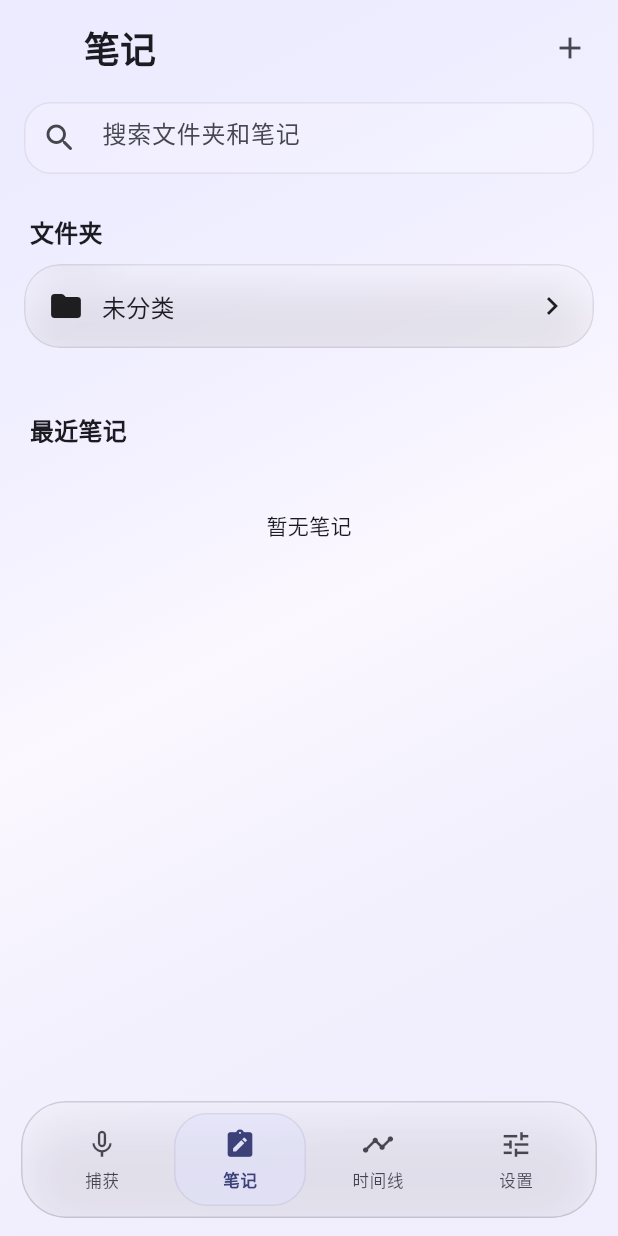
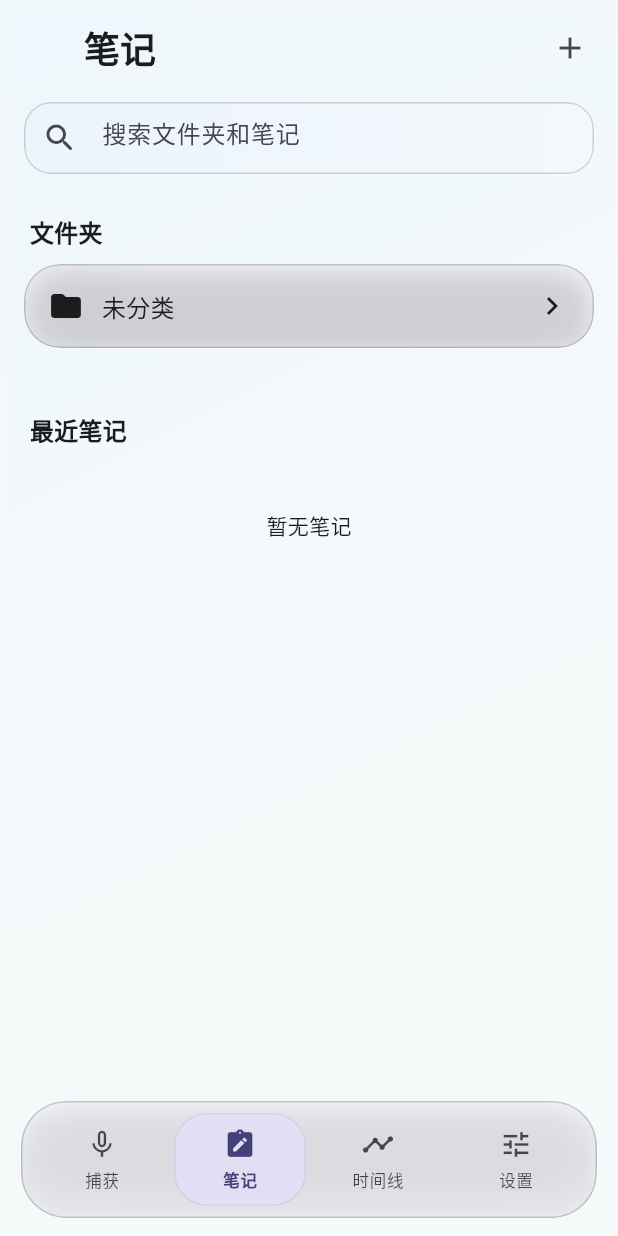
Before and after one commit to rimYtio/GlassNote, a Flutter app: the screen it shows after launch, item 2 of the bottom bar chosen, on a phone screen of 412 x 824 dp. Run offline on Flutter 3.47's test engine with Material 3 defaults, Android fonts, the phone set to English and light mode, and no system bars; our stand-ins replace audioplayers, drift, flutter_colorpicker, flutter_riverpod, flutter_secure_storage, go_router; missing offline and left inert: record; accounts and stored records are empty; generated files the repository leaves out were written again.

Commit message:
V7.5
对UI进行稍微的重构，依然视觉效果较差

```diff
--- a/lib/app/theme/app_theme.dart
+++ b/lib/app/theme/app_theme.dart
@@ -8,17 +8,20 @@ class AppTheme {
   static ThemeData light() {
     return ThemeData(
       colorScheme: ColorScheme.fromSeed(
-        seedColor: const Color(0xFF5B6CFF),
+        seedColor: const Color(0xFF7C6FF7),
         brightness: Brightness.light,
+      ).copyWith(
+        surfaceContainerLowest: const Color(0xFFF8F6FF),
       ),
       useMaterial3: true,
+      scaffoldBackgroundColor: const Color(0xFFF4FAFA),
     );
   }
 
   static ThemeData dark() {
     return ThemeData(
       colorScheme: ColorScheme.fromSeed(
-        seedColor: const Color(0xFF5B6CFF),
+        seedColor: const Color(0xFF7C6FF7),
         brightness: Brightness.dark,
       ),
       useMaterial3: true,
--- a/lib/ui_system/widgets/glass_bottom_navigation.dart
+++ b/lib/ui_system/widgets/glass_bottom_navigation.dart
@@ -28,22 +28,37 @@ class GlassBottomNavigation extends StatelessWidget {
               child: BackdropFilter(
                 filter: ImageFilter.blur(sigmaX: 28, sigmaY: 28),
                 child: DecoratedBox(
+                  decoration: const BoxDecoration(
+                    borderRadius: BorderRadius.all(Radius.circular(30)),
+                    gradient: LinearGradient(
+                      colors: [
+                        Color.fromRGBO(210, 230, 255, 0.22),
+                        Color.fromRGBO(0, 0, 0, 0),
+                      ],
+                      begin: Alignment.topCenter,
+                      end: Alignment.bottomCenter,
+                    ),
+                  ),
+                  child: DecoratedBox(
                     key: const ValueKey('glass-bottom-navigation-surface'),
                     decoration: BoxDecoration(
                       color: colorScheme.surface.withValues(
-                    alpha: isLight ? 0.24 : 0.20,
+                        alpha: isLight ? 0.50 : 0.35,
                       ),
                       borderRadius: BorderRadius.circular(30),
                       border: Border.all(
-                    color: colorScheme.onSurface.withValues(
-                      alpha: isLight ? 0.16 : 0.22,
-                    ),
+                        color: colorScheme.onSurface.withValues(alpha: 0.20),
                       ),
                       boxShadow: [
                         BoxShadow(
-                      color: colorScheme.shadow.withValues(alpha: 0.10),
-                      blurRadius: 28,
-                      offset: const Offset(0, 12),
+                          color: colorScheme.shadow.withValues(alpha: 0.08),
+                          blurRadius: 32,
+                          offset: const Offset(0, -4),
+                        ),
+                        BoxShadow(
+                          color: colorScheme.shadow.withValues(alpha: 0.12),
+                          blurRadius: 12,
+                          offset: const Offset(0, 6),
                         ),
                       ],
                     ),
@@ -64,6 +79,7 @@ class GlassBottomNavigation extends StatelessWidget {
                           ),
                         ),
                     ],
+                  ),
                 ),
               ),
             ),
@@ -112,7 +128,7 @@ class _GlassNavItem extends StatelessWidget {
             padding: const EdgeInsets.symmetric(vertical: 7),
             decoration: BoxDecoration(
                 color: selected
-                  ? colorScheme.primaryContainer.withValues(alpha: 0.42)
+                    ?                     colorScheme.primaryContainer.withValues(alpha: 0.60)
                     : Colors.transparent,
               borderRadius: BorderRadius.circular(22),
               border: selected
--- a/lib/ui_system/widgets/glass_card.dart
+++ b/lib/ui_system/widgets/glass_card.dart
@@ -22,21 +22,38 @@ class GlassCard extends StatelessWidget {
       borderRadius: BorderRadius.circular(24),
       child: BackdropFilter(
         filter: ImageFilter.blur(sigmaX: 18, sigmaY: 18),
+        child: DecoratedBox(
+          decoration: const BoxDecoration(
+            borderRadius: BorderRadius.all(Radius.circular(24)),
+            gradient: LinearGradient(
+              colors: [
+                Color.fromRGBO(230, 240, 255, 0.25),
+                Color.fromRGBO(240, 245, 255, 0.08),
+              ],
+              begin: Alignment.topLeft,
+              end: Alignment.bottomRight,
+            ),
+          ),
           child: Material(
-          color: colorScheme.surface.withValues(alpha: 0.34),
+            color: colorScheme.surface.withValues(alpha: 0.58),
             child: InkWell(
               onTap: onTap,
               child: DecoratedBox(
                 decoration: BoxDecoration(
                   borderRadius: BorderRadius.circular(24),
                     border: Border.all(
-                  color: colorScheme.onSurface.withValues(alpha: 0.10),
+                      color: colorScheme.onSurface.withValues(alpha: 0.20),
                     ),
                     boxShadow: [
                       BoxShadow(
-                    color: colorScheme.shadow.withValues(alpha: 0.08),
-                    blurRadius: 24,
-                    offset: const Offset(0, 14),
+                        color: colorScheme.shadow.withValues(alpha: 0.06),
+                        blurRadius: 32,
+                        offset: const Offset(0, 8),
+                      ),
+                      BoxShadow(
+                        color: colorScheme.shadow.withValues(alpha: 0.12),
+                        blurRadius: 12,
+                        offset: const Offset(0, 4),
                       ),
                     ],
                 ),
@@ -45,6 +62,7 @@ class GlassCard extends StatelessWidget {
             ),
           ),
         ),
+      ),
     );
   }
 }
--- a/lib/ui_system/widgets/glass_scaffold.dart
+++ b/lib/ui_system/widgets/glass_scaffold.dart
@@ -1,3 +1,5 @@
+import 'dart:ui';
+
 import 'package:flutter/material.dart';
 import 'package:flutter/services.dart';
 
@@ -17,7 +19,6 @@ class GlassScaffold extends StatelessWidget {
 
   @override
   Widget build(BuildContext context) {
-    final colorScheme = Theme.of(context).colorScheme;
     final effectiveLeading =
         leading ??
         (Navigator.of(context).canPop()
@@ -32,16 +33,22 @@ class GlassScaffold extends StatelessWidget {
 
     return Scaffold(
       backgroundColor: Colors.transparent,
-      body: DecoratedBox(
+      body: BackdropFilter(
+        filter: ImageFilter.blur(sigmaX: 15, sigmaY: 15),
+        child: DecoratedBox(
           decoration: BoxDecoration(
-          gradient: LinearGradient(
+            gradient: const LinearGradient(
               begin: Alignment.topLeft,
               end: Alignment.bottomRight,
               colors: [
-              colorScheme.primaryContainer.withValues(alpha: 0.54),
-              colorScheme.surface,
-              colorScheme.secondaryContainer.withValues(alpha: 0.38),
+                Color.fromRGBO(220, 235, 255, 0.25),
+                Color.fromRGBO(240, 245, 250, 0.12),
+                Color.fromRGBO(255, 255, 255, 0.05),
               ],
+            ),
+            border: Border.all(
+              color: Colors.white.withValues(alpha: 0.18),
+              width: 1.0,
             ),
           ),
           child: SafeArea(
@@ -60,6 +67,7 @@ class GlassScaffold extends StatelessWidget {
                   ),
                 ),
               ],
+            ),
           ),
         ),
       ),
--- a/lib/ui_system/widgets/glass_search_field.dart
+++ b/lib/ui_system/widgets/glass_search_field.dart
@@ -1,3 +1,5 @@
+import 'dart:ui';
+
 import 'package:flutter/material.dart';
 
 class GlassSearchField extends StatelessWidget {
@@ -16,12 +18,23 @@ class GlassSearchField extends StatelessWidget {
   Widget build(BuildContext context) {
     final colorScheme = Theme.of(context).colorScheme;
 
-    return DecoratedBox(
+    return ClipRRect(
+      borderRadius: BorderRadius.circular(18),
+      child: BackdropFilter(
+        filter: ImageFilter.blur(sigmaX: 12, sigmaY: 12),
+        child: DecoratedBox(
           decoration: BoxDecoration(
-        color: colorScheme.surface.withValues(alpha: 0.28),
+            gradient: const LinearGradient(
+              colors: [
+                Color.fromRGBO(230, 240, 255, 0.35),
+                Color.fromRGBO(245, 248, 252, 0.50),
+              ],
+              begin: Alignment.topLeft,
+              end: Alignment.bottomRight,
+            ),
             borderRadius: BorderRadius.circular(18),
             border: Border.all(
-          color: colorScheme.onSurface.withValues(alpha: 0.08),
+              color: colorScheme.onSurface.withValues(alpha: 0.18),
             ),
           ),
           child: TextField(
@@ -44,6 +57,8 @@ class GlassSearchField extends StatelessWidget {
                 ),
         ),
       ),
+        ),
+      ),
     );
   }
 }
```
Also changed, not shown: 1 other file. Lines whose indentation alone changed are shown as unchanged.
